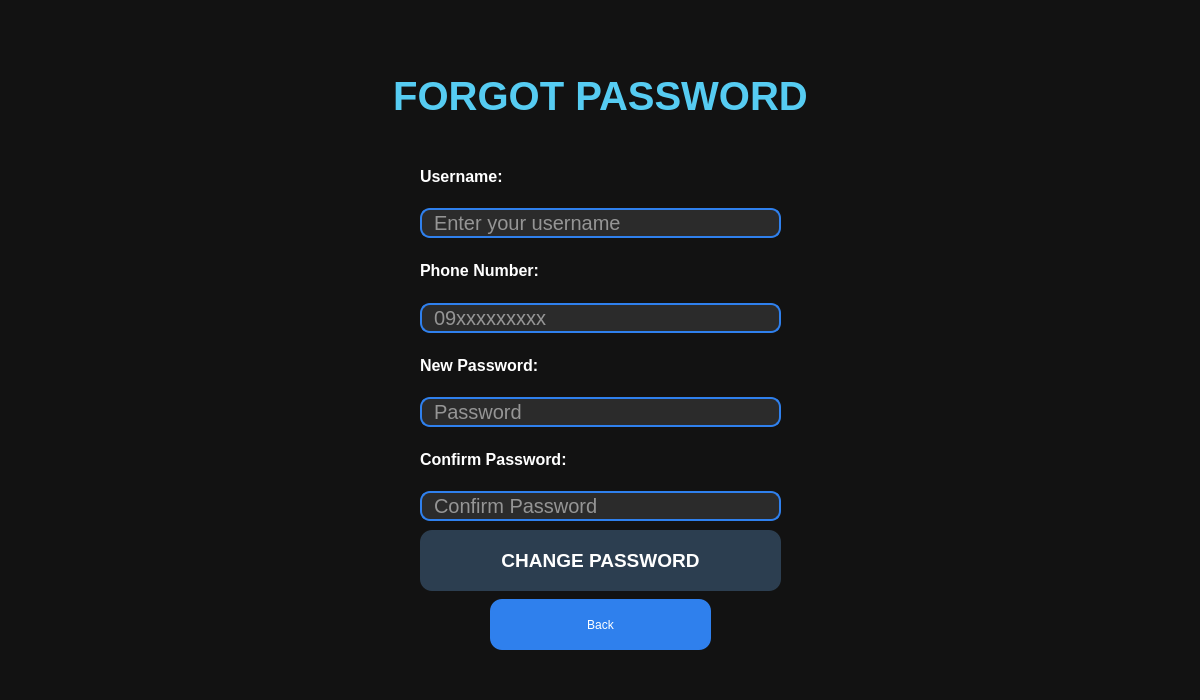
Carbon-128X/CarbonApollo-PlaTwo, file Platwo/forgotpasswordwindow.ui: the form before one commit.
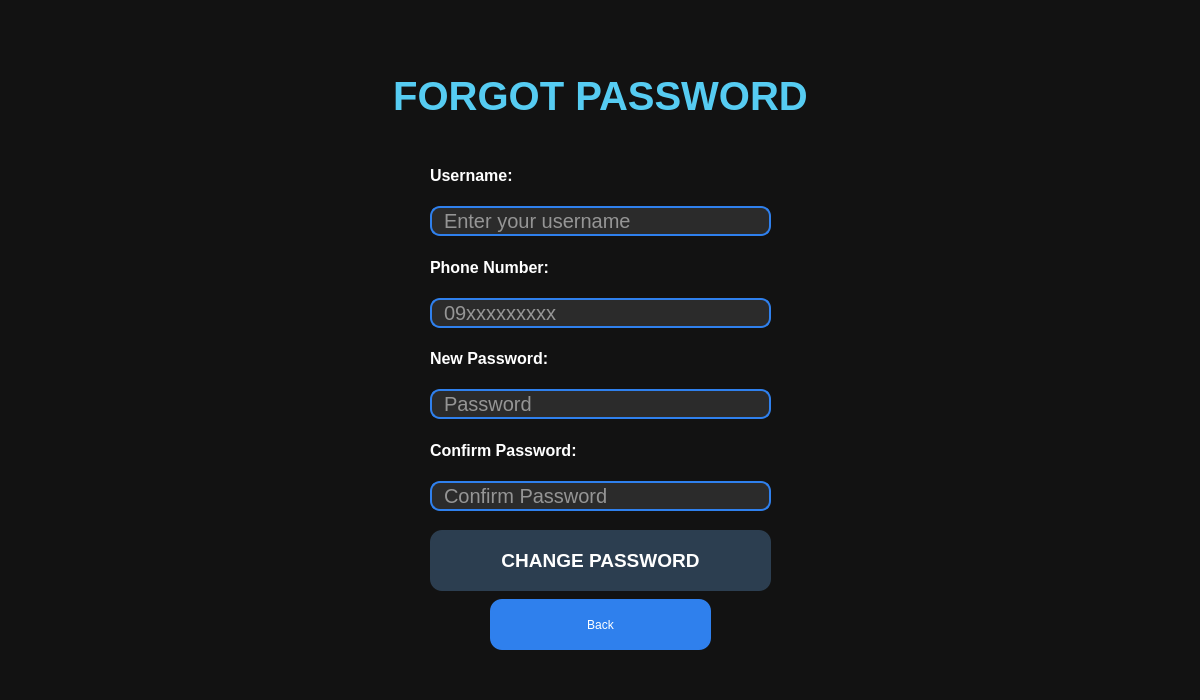
The form after the commit.

Patch:
```diff
--- a/Platwo/forgotpasswordwindow.ui
+++ b/Platwo/forgotpasswordwindow.ui
@@ -44,10 +44,10 @@
   <widget class="QWidget" name="layoutWidget">
    <property name="geometry">
     <rect>
-     <x>420</x>
+     <x>430</x>
      <y>150</y>
-     <width>361</width>
-     <height>371</height>
+     <width>341</width>
+     <height>361</height>
     </rect>
    </property>
    <layout class="QVBoxLayout" name="verticalLayout">
@@ -257,9 +257,9 @@
   <widget class="QPushButton" name="changePasswordButton">
    <property name="geometry">
     <rect>
-     <x>420</x>
+     <x>430</x>
      <y>530</y>
-     <width>361</width>
+     <width>341</width>
      <height>61</height>
     </rect>
    </property>
```
Left out of the diff: 2 changed lines with no effect on the pictures.
